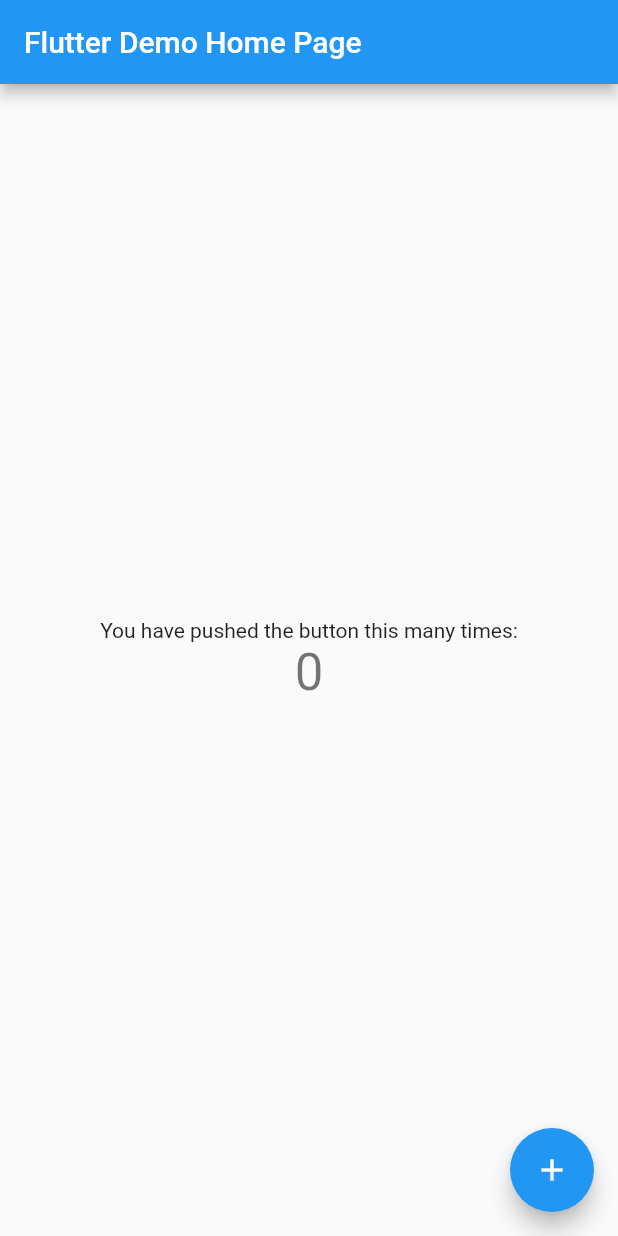
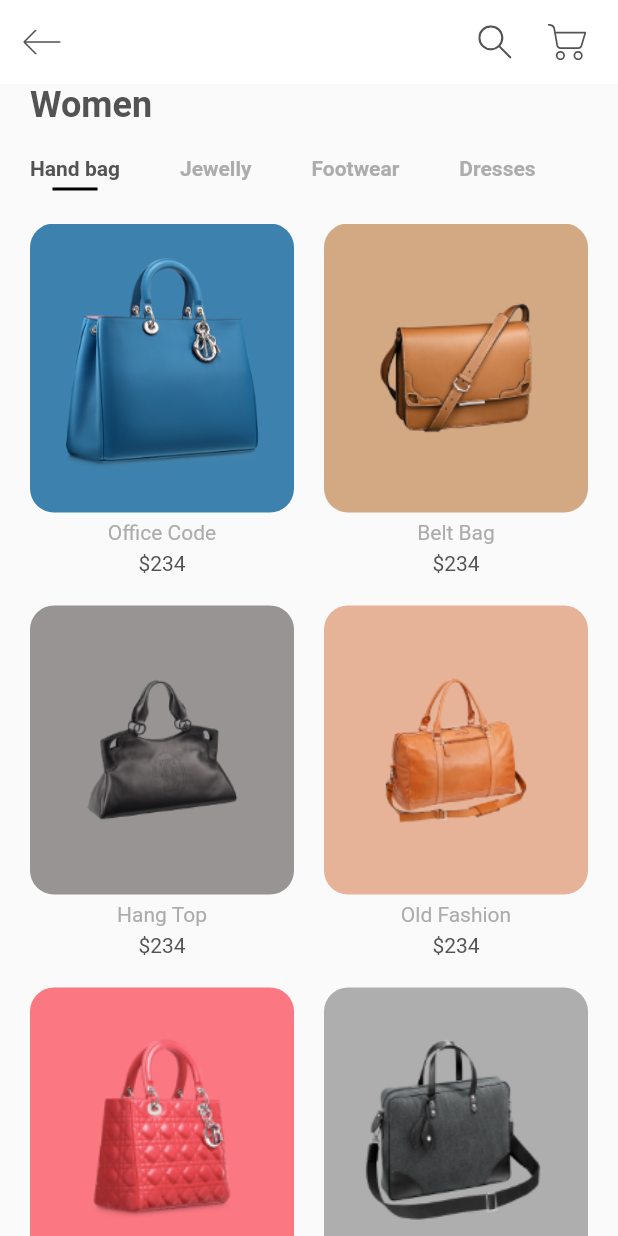
Before and after one commit to khachvip1509/flutter_online_shop, a Flutter app: the screen it shows after launch, on a phone screen of 412 x 824 dp. Run offline on Flutter 3.47's test engine with Material 2 defaults, Android fonts, the phone set to English and light mode, and no system bars; our stand-ins replace flutter_svg.

Commit message:
implement Home Screen

```diff
--- /dev/null
+++ b/lib/constants.dart
@@ -0,0 +1,5 @@
+import 'package:flutter/material.dart';
+
+const kTextColor = Color(0xFF535353);
+const kTextLightColor = Color(0xFFACACAC);
+const kDefautPadding = 20.0;
--- a/lib/main.dart
+++ b/lib/main.dart
@@ -1,5 +1,6 @@
 import 'package:flutter/material.dart';
-
+import 'constants.dart';
+import 'screens/home/home_screen.dart';
 void main() {
   runApp(const MyApp());
 }
@@ -11,105 +12,13 @@ class MyApp extends StatelessWidget {
   @override
   Widget build(BuildContext context) {
     return MaterialApp(
+      debugShowCheckedModeBanner: false,
       title: 'Flutter Demo',
       theme: ThemeData(
-        // This is the theme of your application.
-        //
-        // Try running your application with "flutter run". You'll see the
-        // application has a blue toolbar. Then, without quitting the app, try
-        // changing the primarySwatch below to Colors.green and then invoke
-        // "hot reload" (press "r" in the console where you ran "flutter run",
-        // or simply save your changes to "hot reload" in a Flutter IDE).
-        // Notice that the counter didn't reset back to zero; the application
-        // is not restarted.
+        textTheme: Theme.of(context).textTheme.apply(bodyColor: kTextColor),
         primarySwatch: Colors.blue,
       ),
-      home: const MyHomePage(title: 'Flutter Demo Home Page'),
+      home: HomeScreen(),
     );
   }
 }
-
-class MyHomePage extends StatefulWidget {
-  const MyHomePage({super.key, required this.title});
-
-  // This widget is the home page of your application. It is stateful, meaning
-  // that it has a State object (defined below) that contains fields that affect
-  // how it looks.
-
-  // This class is the configuration for the state. It holds the values (in this
-  // case the title) provided by the parent (in this case the App widget) and
-  // used by the build method of the State. Fields in a Widget subclass are
-  // always marked "final".
-
-  final String title;
-
-  @override
-  State<MyHomePage> createState() => _MyHomePageState();
-}
-
-class _MyHomePageState extends State<MyHomePage> {
-  int _counter = 0;
-
-  void _incrementCounter() {
-    setState(() {
-      // This call to setState tells the Flutter framework that something has
-      // changed in this State, which causes it to rerun the build method below
-      // so that the display can reflect the updated values. If we changed
-      // _counter without calling setState(), then the build method would not be
-      // called again, and so nothing would appear to happen.
-      _counter++;
-    });
-  }
-
-  @override
-  Widget build(BuildContext context) {
-    // This method is rerun every time setState is called, for instance as done
-    // by the _incrementCounter method above.
-    //
-    // The Flutter framework has been optimized to make rerunning build methods
-    // fast, so that you can just rebuild anything that needs updating rather
-    // than having to individually change instances of widgets.
-    return Scaffold(
-      appBar: AppBar(
-        // Here we take the value from the MyHomePage object that was created by
-        // the App.build method, and use it to set our appbar title.
-        title: Text(widget.title),
-      ),
-      body: Center(
-        // Center is a layout widget. It takes a single child and positions it
-        // in the middle of the parent.
-        child: Column(
-          // Column is also a layout widget. It takes a list of children and
-          // arranges them vertically. By default, it sizes itself to fit its
-          // children horizontally, and tries to be as tall as its parent.
-          //
-          // Invoke "debug painting" (press "p" in the console, choose the
-          // "Toggle Debug Paint" action from the Flutter Inspector in Android
-          // Studio, or the "Toggle Debug Paint" command in Visual Studio Code)
-          // to see the wireframe for each widget.
-          //
-          // Column has various properties to control how it sizes itself and
-          // how it positions its children. Here we use mainAxisAlignment to
-          // center the children vertically; the main axis here is the vertical
-          // axis because Columns are vertical (the cross axis would be
-          // horizontal).
-          mainAxisAlignment: MainAxisAlignment.center,
-          children: <Widget>[
-            const Text(
-              'You have pushed the button this many times:',
-            ),
-            Text(
-              '$_counter',
-              style: Theme.of(context).textTheme.headline4,
-            ),
-          ],
-        ),
-      ),
-      floatingActionButton: FloatingActionButton(
-        onPressed: _incrementCounter,
-        tooltip: 'Increment',
-        child: const Icon(Icons.add),
-      ), // This trailing comma makes auto-formatting nicer for build methods.
-    );
-  }
-}
--- /dev/null
+++ b/lib/models/product.dart
@@ -0,0 +1,68 @@
+import 'package:flutter/material.dart';
+
+class Product{
+  final String? image;
+  final String? title;
+  final String? description;
+  final int? price;
+  final int? size;
+  final int? id;
+  final Color? color;
+  Product({this.image,  this.title,  this.description, this.price, this.size,this.id, this.color});
+}
+
+
+List<Product> products = [
+  Product(
+      id: 1,
+      title: "Office Code",
+      price: 234,
+      size: 12,
+      description: dummyText,
+      image: "assets/images/bag_1.png",
+      color: Color(0xFF3D82AE)),
+  Product(
+      id: 2,
+      title: "Belt Bag",
+      price: 234,
+      size: 8,
+      description: dummyText,
+      image: "assets/images/bag_2.png",
+      color: Color(0xFFD3A984)),
+  Product(
+      id: 3,
+      title: "Hang Top",
+      price: 234,
+      size: 10,
+      description: dummyText,
+      image: "assets/images/bag_3.png",
+      color: Color(0xFF989493)),
+  Product(
+      id: 4,
+      title: "Old Fashion",
+      price: 234,
+      size: 11,
+      description: dummyText,
+      image: "assets/images/bag_4.png",
+      color: Color(0xFFE6B398)),
+  Product(
+      id: 5,
+      title: "Office Code",
+      price: 234,
+      size: 12,
+      description: dummyText,
+      image: "assets/images/bag_5.png",
+      color: Color(0xFFFB7883)),
+  Product(
+    id: 6,
+    title: "Office Code",
+    price: 234,
+    size: 12,
+    description: dummyText,
+    image: "assets/images/bag_6.png",
+    color: Color(0xFFAEAEAE),
+  ),
+];
+
+String dummyText =
+    "Lorem Ipsum is simply dummy text of the printing and typesetting industry. Lorem Ipsum has been the industry's standard dummy text ever since. When an unknown printer took a galley.";
--- /dev/null
+++ b/lib/screens/detail/details_screen.dart
@@ -0,0 +1,39 @@
+import 'package:flutter/material.dart';
+import 'package:flutter_svg/svg.dart';
+
+import '../../constants.dart';
+import '../../models/product.dart';
+
+class DetailsScreen extends StatelessWidget{
+  final Product product;
+
+  const DetailsScreen({super.key, required this.product});
+  @override
+  Widget build(BuildContext context) {
+    // TODO: implement build
+    return Scaffold(
+      backgroundColor: product.color,
+      appBar:buildAppBar(context) ,
+
+    );
+  }
+
+  AppBar buildAppBar(BuildContext context) {
+    return AppBar(
+      backgroundColor: product.color,
+      elevation: 0,
+      leading: IconButton(icon: SvgPicture.asset("assets/icons/back.svg"),
+        onPressed: (){
+        Navigator.pop(context);
+        },),
+      actions: <Widget>[
+        IconButton(onPressed: (){
+        }, icon: SvgPicture.asset("assets/icons/search.svg",color: kTextColor,)),
+        IconButton(onPressed: (){
+        }, icon: SvgPicture.asset("assets/icons/cart.svg",color: kTextColor,)),
+        SizedBox(width: kDefautPadding/2,)
+      ],
+    );
+  }
+
+}
--- /dev/null
+++ b/lib/screens/home/components/body.dart
@@ -0,0 +1,41 @@
+import 'package:flutter/material.dart';
+import 'package:onlineshopflutter/constants.dart';
+import 'package:onlineshopflutter/models/product.dart';
+import 'package:onlineshopflutter/screens/detail/details_screen.dart';
+
+import 'categories.dart';
+import 'item_card.dart';
+class Body extends StatelessWidget{
+  @override
+  Widget build(BuildContext context) {
+    // TODO: implement build
+    return Column(
+      crossAxisAlignment: CrossAxisAlignment.start,
+      children: [
+        Padding(padding: EdgeInsets.symmetric(horizontal:kDefautPadding ),
+          child: Text(
+            "Women",
+            style: Theme.of(context).textTheme.headline5?.copyWith(fontWeight: FontWeight.bold)),),
+        Category(),
+        Expanded(child: Padding(
+          padding: EdgeInsets.symmetric(horizontal: kDefautPadding),
+          child: GridView.builder(
+              itemCount: products.length,
+              gridDelegate: SliverGridDelegateWithFixedCrossAxisCount(
+                  crossAxisCount: 2,
+                  mainAxisSpacing: kDefautPadding,
+                  crossAxisSpacing: kDefautPadding,
+                  childAspectRatio: 0.75
+
+              ),
+              itemBuilder: (context,index)=>
+                  itemCard(
+                    product: products[index],
+                    press: () => Navigator.push(
+                        context,
+                        MaterialPageRoute(builder: (context)=>DetailsScreen(product: products[index]))),)),
+        ))
+      ],
+    );
+  }
+}
--- /dev/null
+++ b/lib/screens/home/components/categories.dart
@@ -0,0 +1,53 @@
+import 'package:flutter/material.dart';
+import 'package:onlineshopflutter/constants.dart';
+//We need statefull widget for our categories
+class Category extends StatefulWidget{
+  @override
+  State<StatefulWidget> createState() {
+    // TODO: implement createState
+    return _CategoriesState();
+  }
+}
+
+class _CategoriesState extends State<Category>{
+  List<String> categories = ["Hand bag", "Jewelly","Footwear","Dresses"];
+  // By defautl out first item will be selected
+  int selectedIndex =0;
+
+  @override
+  Widget build(BuildContext context) {
+    // TODO: implement build
+    return Padding(padding: EdgeInsets.symmetric(vertical: kDefautPadding),
+      child: SizedBox(
+        height: 25,
+        child: ListView.builder(
+            scrollDirection: Axis.horizontal,
+            itemCount: categories.length,
+            itemBuilder: (context,index)=>buildCategory(index)),
+      ),);
+  }
+
+  Widget buildCategory(int index) {
+    return GestureDetector(onTap:(){
+      setState(() {
+        selectedIndex = index;
+      });
+    },
+      child: Padding(
+        padding: EdgeInsets.symmetric(horizontal: kDefautPadding),
+        child: Column(
+          crossAxisAlignment: CrossAxisAlignment.center,
+          children: [
+            Text(categories[index],
+              style: TextStyle(
+                  fontWeight: FontWeight.bold,
+                  color:selectedIndex==index? kTextColor:kTextLightColor ),),
+            Container(
+              margin:EdgeInsets.only(top: kDefautPadding/4),
+              height: 2,width: 30,
+              color:selectedIndex==index? Colors.black:Colors.transparent ,)
+          ],
+        ),),);
+  }
+
+}
--- /dev/null
+++ b/lib/screens/home/components/item_card.dart
@@ -0,0 +1,42 @@
+import 'package:flutter/material.dart';
+
+import '../../../constants.dart';
+import '../../../models/product.dart';
+
+class itemCard extends StatelessWidget {
+  final Product product;
+  final Function()? press;
+
+
+  const itemCard({
+    Key? key, required this.product, required this.press
+  }) : super(key: key);
+
+  @override
+  Widget build(BuildContext context) {
+    return GestureDetector(
+      onTap: press ,
+      child: Column(
+        crossAxisAlignment: CrossAxisAlignment.center,
+        children: [
+          Expanded(child: Container(
+            padding: EdgeInsets.all(kDefautPadding),
+            // height: 180,
+            // width: 160,
+            decoration: BoxDecoration(
+                color: product.color,
+                borderRadius: BorderRadius.circular(16)
+            ),
+            child: Image.asset(product.image??""),
+          ),
+          )
+          ,
+          Padding(padding: EdgeInsets.symmetric(vertical:kDefautPadding/4),
+            child: Text(product.title??"" ,style: TextStyle(color: kTextLightColor),),),
+          Text("\$${product.price}")
+        ],
+
+      ),
+    );
+  }
+}
--- /dev/null
+++ b/lib/screens/home/home_screen.dart
@@ -0,0 +1,32 @@
+import 'package:flutter/material.dart';
+import 'package:flutter_svg/flutter_svg.dart';
+import 'package:onlineshopflutter/constants.dart';
+import 'package:onlineshopflutter/screens/home/components/body.dart';
+
+class HomeScreen extends StatelessWidget{
+  @override
+  Widget build(BuildContext context) {
+    // TODO: implement build
+    return Scaffold(
+      appBar: buildAppBar(),
+      body: Body(),
+    );
+  }
+
+  AppBar buildAppBar() {
+    return AppBar(
+      backgroundColor: Colors.white,
+      elevation: 0,
+      leading: IconButton(icon: SvgPicture.asset("assets/icons/back.svg"),
+      onPressed: (){
+      },),
+      actions: <Widget>[
+        IconButton(onPressed: (){
+        }, icon: SvgPicture.asset("assets/icons/search.svg",color: kTextColor,)),
+        IconButton(onPressed: (){
+        }, icon: SvgPicture.asset("assets/icons/cart.svg",color: kTextColor,)),
+        SizedBox(width: kDefautPadding/2,)
+      ],
+    );
+  }
+}
```
Also changed, not shown: lib/screens/detail/components/body.dart (added).
